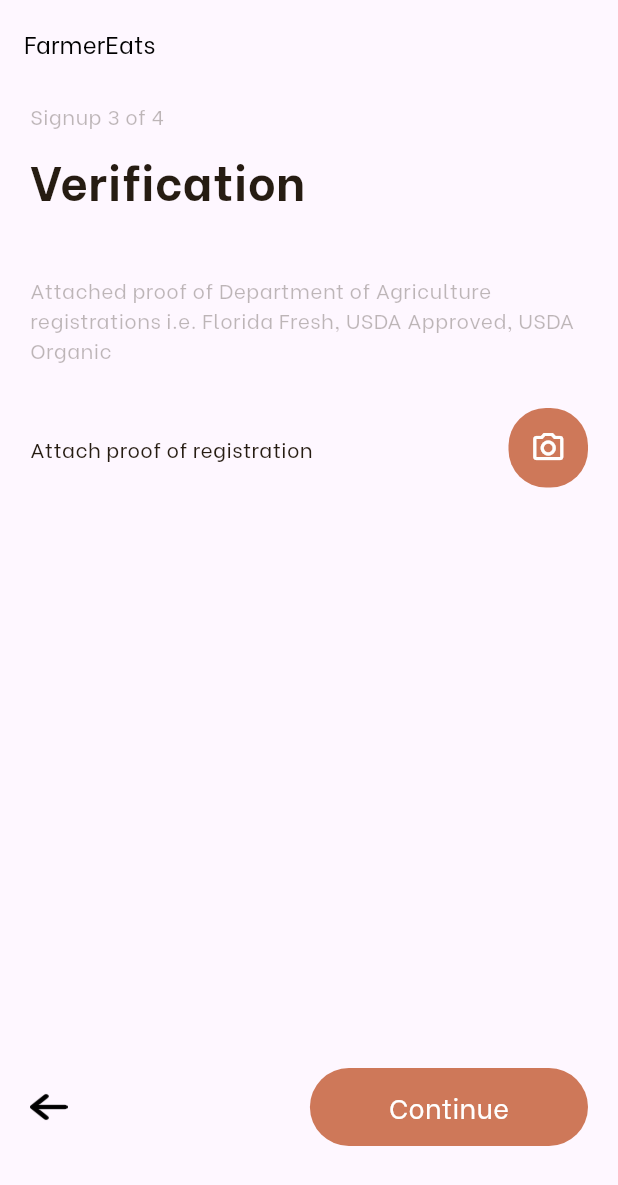
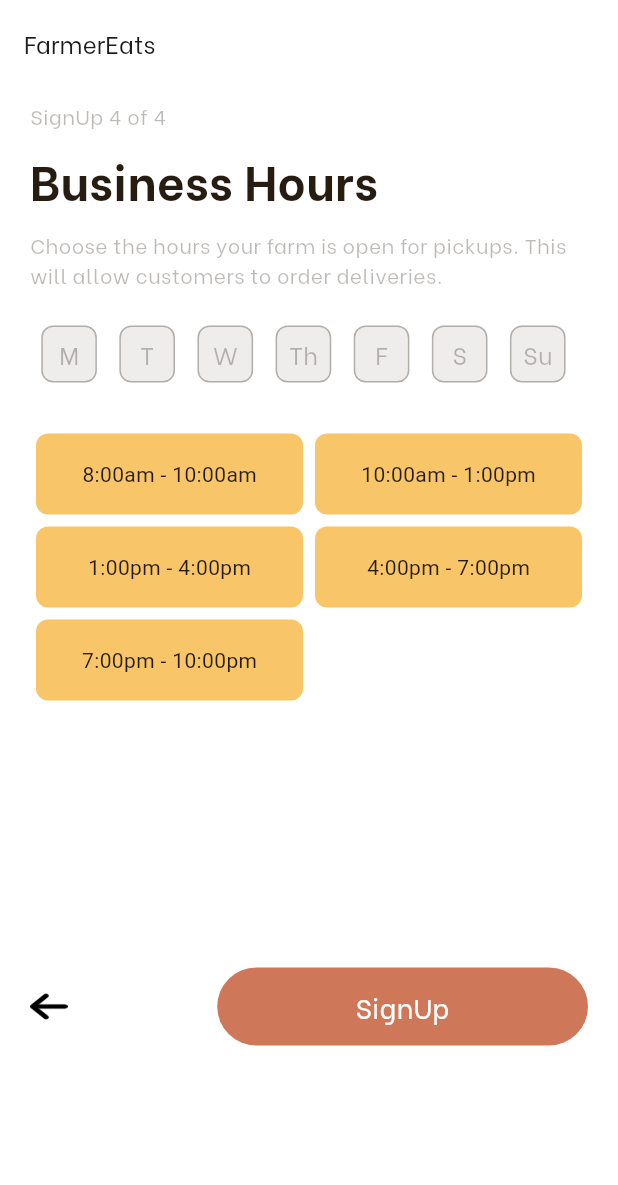
Before and after one commit to saikishoreyerra/internshala, a Flutter app: the SignUp3 screen opened directly, after a tap on "Continue", on a phone screen of 412 x 824 dp. Shown: the top 1185 px of the screen. Run offline on Flutter 3.47's test engine with Material 3 defaults, Android fonts, the phone set to English and light mode, and no system bars; our stand-ins replace fluttertoast, page_view_dot_indicator, shared_preferences; accounts and stored records are empty.

Commit message:
added step 4 basic design yet to implement functionality and api integration

```diff
--- a/lib/main.dart
+++ b/lib/main.dart
@@ -16,21 +16,7 @@ class MyApp extends StatelessWidget {
     return MaterialApp(
       title: 'Flutter Demo',
       theme: ThemeData(
-        // This is the theme of your application.
-        //
-        // TRY THIS: Try running your application with "flutter run". You'll see
-        // the application has a purple toolbar. Then, without quitting the app,
-        // try changing the seedColor in the colorScheme below to Colors.green
-        // and then invoke "hot reload" (save your changes or press the "hot
-        // reload" button in a Flutter-supported IDE, or press "r" if you used
-        // the command line to start the app).
-        //
-        // Notice that the counter didn't reset back to zero; the application
-        // state is not lost during the reload. To reset the state, use hot
-        // restart instead.
-        //
-        // This works for code too, not just values: Most code changes can be
-        // tested with just a hot reload.
+
         colorScheme: ColorScheme.fromSeed(seedColor: Colors.deepPurple),
         useMaterial3: true,
       ),
@@ -53,9 +39,11 @@ class _MyHomePageState extends State<MyHomePage> {
  late int selectedPage;
   late final PageController _pageController;
 
-List<OnBoardData> screensData = [OnBoardData(description: 'Sell your farm fresh products directly to consumers, cutting out the middleman and reducing emissions of the global supply chain.',imgName: 'assets/page1.png',title: 'Quality'),
+List<OnBoardData> screensData = [
+OnBoardData(description: 'Sell your farm fresh products directly to consumers, cutting out the middleman and reducing emissions of the global supply chain.',imgName: 'assets/page1.png',title: 'Quality'),
 OnBoardData(description: 'Our team of delivery drivers will make sure your orders are picked up on time and promptly delivered to your customers.',imgName: 'assets/page2.png',title: 'Convenient'),
-OnBoardData(description: 'We love the earth and know you do too! Join us in reducing our local carbon footprint one order at a time.' ,imgName: 'assets/paeg3.png',title: 'Local'),];
+OnBoardData(description: 'We love the earth and know you do too! Join us in reducing our local carbon footprint one order at a time.' ,imgName: 'assets/paeg3.png',title: 'Local'),
+];
 
   @override
   void initState() {
--- a/lib/utils/app_colors.dart
+++ b/lib/utils/app_colors.dart
@@ -4,4 +4,8 @@ class AppColors{
   static const txtFieldBGColor = Color(0xff261C12);
   static const themeOrangeColor = Color(0xffD5715B);
   var lightGreyTxtColor =  const Color(0xff000000).withOpacity(0.1);
+  static const blackTxtColor =  Color(0xff000000);
+  static const tickMarkColor = Color(0xff00CB14);
+  static const highligtedTimeColor = Color(0xffF8C569);
+  static const finalTxtColor = Color(0xff898989);
 }
--- a/lib/views/registration/sign_up3.dart
+++ b/lib/views/registration/sign_up3.dart
@@ -1,5 +1,7 @@
 import 'package:flutter/material.dart';
 import 'package:internshala/utils/app_colors.dart';
+
+import 'sign_up4.dart';
 
 class SignUp3 extends StatefulWidget {
   const SignUp3({super.key});
@@ -111,12 +113,12 @@ class _SignUp3State extends State<SignUp3> {
                       height: 52,
                     child: GestureDetector(
                       onTap: () {
-                        // Navigator.push(
-                        //   context,
-                        //   MaterialPageRoute(
-                        //     builder: (context) => const BussineesHours(),
-                        //   ),
-                        // );
+                        Navigator.push(
+                          context,
+                          MaterialPageRoute(
+                            builder: (context) => const WorkingHours(),
+                          ),
+                        );
                       },
                       child: const Center(
                         child: Text(
--- /dev/null
+++ b/lib/views/registration/sign_up4.dart
@@ -0,0 +1,240 @@
+import 'package:flutter/material.dart';
+import 'package:internshala/utils/app_colors.dart';
+
+// import 'Sign_up5.dart';
+
+class WorkingHours extends StatefulWidget {
+  const WorkingHours({super.key});
+
+  @override
+  State<WorkingHours> createState() => _WorkingHoursState();
+}
+
+class _WorkingHoursState extends State<WorkingHours> {
+  List<String> weekDays = ["M", "T", "W", "Th", "F", "S", "Su"];
+  List<String> timeSlots = [
+    "8:00am - 10:00am",
+    "10:00am - 1:00pm",
+    "1:00pm - 4:00pm",
+    "4:00pm - 7:00pm",
+    "7:00pm - 10:00pm"
+  ];
+  bool isDaySelected = false;
+  bool isTimeSlotSelected = false;
+
+  @override
+  Widget build(BuildContext context) {
+    return Scaffold(
+      backgroundColor: Colors.white,
+      appBar: AppBar(
+        backgroundColor: Colors.white,
+        centerTitle: false,
+        automaticallyImplyLeading: false,
+        title: const Text(
+          "FarmerEats",
+          style: TextStyle(
+              fontFamily: "BeVietnam",
+              fontSize: 16,
+              fontWeight: FontWeight.w400),
+        ),
+      ),
+      body: Container(
+        margin: const EdgeInsets.symmetric(horizontal: 10),
+        child: Padding(
+          padding: const EdgeInsets.all(10.0),
+          child: Column(
+            crossAxisAlignment: CrossAxisAlignment.start,
+            children: [
+              Text(
+                "SignUp 4 of 4",
+                style: TextStyle(
+                  fontFamily: "BeVietnam",
+                  fontSize: 14,
+                  fontWeight: FontWeight.w500,
+                  color: AppColors.txtFieldBGColor.withOpacity(0.3),
+                ),
+              ),
+              const SizedBox(
+                height: 10,
+              ),
+              const Text(
+                "Business Hours",
+                style: TextStyle(
+                    color: AppColors.txtFieldBGColor,
+                    fontFamily: "BeVietnam",
+                    fontWeight: FontWeight.w700,
+                    fontSize: 32),
+              ),
+              const SizedBox(
+                height: 10,
+              ),
+              Text(
+                "Choose the hours your farm is open for pickups. This will allow customers to order deliveries.",
+                style: TextStyle(
+                  fontFamily: "BeVietnam",
+                  fontSize: 14,
+                  fontWeight: FontWeight.w400,
+                  color: AppColors.txtFieldBGColor.withOpacity(0.3),
+                ),
+              ),
+              const SizedBox(
+                height: 25,
+              ),
+              SizedBox(
+                height: 38,
+                child: ListView.builder(
+                  scrollDirection: Axis.horizontal,
+                  itemCount: weekDays.length,
+                  itemBuilder: (context, index) {
+                    return GestureDetector(
+                      onTap: () {
+                        print(weekDays[index]);
+                      },
+                      child: Padding(
+                        padding: const EdgeInsets.symmetric(horizontal: 7.5),
+                        child: Container(
+                          height: MediaQuery.of(context).size.height*0.005,
+                          width: MediaQuery.of(context).size.width*0.09,
+                          decoration: BoxDecoration(
+                            borderRadius: BorderRadius.circular(8),border: Border.all(width: 1,color: AppColors.txtFieldBGColor.withOpacity(0.3)),
+                            color: AppColors.txtFieldBGColor.withOpacity(0.08),
+                          ),
+                          child: Center(
+                            child: Text(
+                              weekDays[index],
+                              style: TextStyle(
+                                fontFamily: "BeVietnam",
+                                fontWeight: FontWeight.w400, fontSize: 16,
+                                color: AppColors.txtFieldBGColor.withOpacity(0.3),
+                              ),
+                            ),
+                          ),
+                        ),
+                      ),
+                    );
+                  },
+                ),
+              ),
+              const SizedBox(
+                height: 30,
+              ),
+              SizedBox(
+                height: 360,
+                child: GridView.builder(
+                  scrollDirection: Axis.vertical,
+                  physics: ScrollPhysics(),
+                  shrinkWrap: true,
+                  itemCount: timeSlots.length,
+                  gridDelegate: SliverGridDelegateWithFixedCrossAxisCount(
+                    crossAxisCount: 2,
+                    childAspectRatio: MediaQuery.of(context).size.width /
+                        (MediaQuery.of(context).size.height / 6),
+                  ),
+                  itemBuilder: (BuildContext context, int index) {
+                    return GestureDetector(
+                      child: Padding(
+                        padding: const EdgeInsets.all(4.0),
+                        child: Container(
+                          // margin: EdgeInsets.only(
+                          //     left: 10.0, right: 10.0, top: 10.0, bottom: 10.0),
+                          decoration: const BoxDecoration(
+                            color: AppColors.highligtedTimeColor,
+                            borderRadius: BorderRadius.all(Radius.circular(
+                                    8.0) //                 <--- border radius here
+                                ),
+                          ),
+                          child: Center(
+                            child: Text(
+                              timeSlots[index],
+                              style: const TextStyle(
+                                color: AppColors.txtFieldBGColor,
+                                fontSize: 14.0,
+                              ),
+                            ),
+                          ),
+                        ),
+                      ),
+                      onTap: () {},
+                    );
+                  },
+                ),
+              ),
+              // SizedBox(
+              //   height: 300,
+              //   child: GridView.builder(
+              //     gridDelegate: SliverGridDelegateWithFixedCrossAxisCount(
+              //         crossAxisCount: 2),
+              //     itemCount: timeSlots.length,
+              //     itemBuilder: (context, index) {
+              //       return Container(
+              //         margin: EdgeInsets.all(4),
+              //         color: Colors.blue,height: 30,width: 50,);
+              //       // return Container(
+              //       //   // height: 50,
+              //       //   // width: MediaQuery.of(context).size.width * 0.3,
+              //       //   decoration: BoxDecoration(
+              //       //     borderRadius: BorderRadius.circular(8),
+              //       //     color: AppColors.txtFieldBGColor.withOpacity(0.3),
+              //       //   ),
+              //       //   child: Text(
+              //       //     timeSlots[index],
+              //       //     style: TextStyle(
+              //       //         color: AppColors.blackTxtColor,
+              //       //         fontSize: 14,
+              //       //         fontWeight: FontWeight.w400,
+              //       //         fontFamily: "BeVietnam"),
+              //       //   ),
+              //       // );
+              //     },
+              //   ),
+              // ),
+              Row(
+                mainAxisAlignment: MainAxisAlignment.spaceBetween,
+                children: [
+                  GestureDetector(
+                      onTap: () {
+                        Navigator.pop(context);
+                      },
+                      child: Image.asset(
+                        'assets/arrow.png',
+                        width: 25,
+                        height: 20,
+                        fit: BoxFit.fill,
+                      )),
+                  Container(
+                    decoration: BoxDecoration(
+                      borderRadius: BorderRadius.circular(35),
+                      color: const Color.fromARGB(255, 206, 120, 89),
+                    ),
+                    width: MediaQuery.of(context).size.width * 0.6,
+                    height: 52,
+                    child: GestureDetector(
+                      onTap: () {
+                        // Navigator.push(
+                        //   context,
+                        //   MaterialPageRoute(
+                        //     builder: (context) => const SignUpSuccessful(),
+                        //   ),
+                        // );
+                      },
+                      child: const Center(
+                        child: Text(
+                          'SignUp',
+                          style: TextStyle(
+                              color: Colors.white,
+                              fontSize: 18,
+                              fontWeight: FontWeight.w500,
+                              fontFamily: "BeVietnam"),
+                        ),
+                      ),
+                    ),
+                  ),
+                ],
+              ),
+            ],
+          ),
+        ),
+      ),
+    );
+  }
+}
--- a/pubspec.yaml
+++ b/pubspec.yaml
@@ -41,6 +41,7 @@ dependencies:
   get: ^4.6.5
   shared_preferences: ^2.0.18
   provider: ^6.0.5
+  google_sign_in: ^6.2.1
 
 dev_dependencies:
   flutter_test:
```
Also changed, not shown: pubspec.lock, 7 other files.
